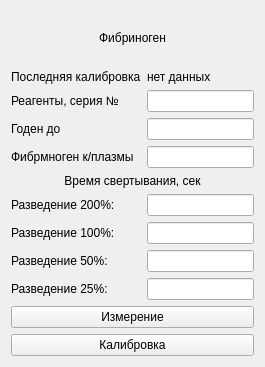
The window that choisedialog/ko3.ui (krang4d/Agrekola) describes before a commit, drawn with Qt 5.
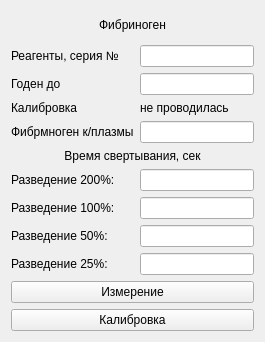
The same window after the commit.

Commit message: some chenges in the calculate of data and ui

The edit to the form file:
```diff
--- a/choisedialog/ko3.ui
+++ b/choisedialog/ko3.ui
@@ -7,7 +7,7 @@
     <x>0</x>
     <y>0</y>
     <width>265</width>
-    <height>367</height>
+    <height>342</height>
    </rect>
   </property>
   <property name="windowTitle">
@@ -29,26 +29,6 @@
    </item>
    <item>
     <layout class="QFormLayout" name="formLayout">
-     <item row="0" column="0">
-      <widget class="QLabel" name="label_54">
-       <property name="text">
-        <string>Последняя калибровка</string>
-       </property>
-      </widget>
-     </item>
-     <item row="0" column="1">
-      <widget class="QLabel" name="label_calibrationData">
-       <property name="minimumSize">
-        <size>
-         <width>40</width>
-         <height>0</height>
-        </size>
-       </property>
-       <property name="text">
-        <string>нет данных</string>
-       </property>
-      </widget>
-     </item>
      <item row="1" column="0">
       <widget class="QLabel" name="label_1">
        <property name="text">
@@ -75,20 +55,7 @@
      <item row="2" column="1">
       <widget class="QLineEdit" name="lineEdit_2"/>
      </item>
-     <item row="3" column="0">
-      <widget class="QLabel" name="label_3">
-       <property name="text">
-        <string>Фибрмноген к/плазмы</string>
-       </property>
-       <property name="buddy">
-        <cstring>lineEdit_3</cstring>
-       </property>
-      </widget>
-     </item>
-     <item row="3" column="1">
-      <widget class="QLineEdit" name="lineEdit_3"/>
-     </item>
-     <item row="5" column="0">
+     <item row="7" column="0">
       <widget class="QLabel" name="label_4">
        <property name="text">
         <string>Разведение 200%:</string>
@@ -98,10 +65,10 @@
        </property>
       </widget>
      </item>
-     <item row="5" column="1">
+     <item row="7" column="1">
       <widget class="QLineEdit" name="lineEdit_4"/>
      </item>
-     <item row="6" column="0">
+     <item row="8" column="0">
       <widget class="QLabel" name="label_5">
        <property name="text">
         <string>Разведение 100%:</string>
@@ -111,10 +78,10 @@
        </property>
       </widget>
      </item>
-     <item row="6" column="1">
+     <item row="8" column="1">
       <widget class="QLineEdit" name="lineEdit_5"/>
      </item>
-     <item row="7" column="0">
+     <item row="9" column="0">
       <widget class="QLabel" name="label_6">
        <property name="text">
         <string>Разведение 50%:</string>
@@ -124,10 +91,10 @@
        </property>
       </widget>
      </item>
-     <item row="7" column="1">
+     <item row="9" column="1">
       <widget class="QLineEdit" name="lineEdit_6"/>
      </item>
-     <item row="8" column="0">
+     <item row="10" column="0">
       <widget class="QLabel" name="label_7">
        <property name="text">
         <string>Разведение 25%:</string>
@@ -137,10 +104,10 @@
        </property>
       </widget>
      </item>
-     <item row="8" column="1">
+     <item row="10" column="1">
       <widget class="QLineEdit" name="lineEdit_7"/>
      </item>
-     <item row="4" column="0" colspan="2">
+     <item row="6" column="0" colspan="2">
       <widget class="QLabel" name="label_8">
        <property name="text">
         <string>Время свертывания, сек</string>
@@ -150,6 +117,39 @@
        </property>
       </widget>
      </item>
+     <item row="4" column="0">
+      <widget class="QLabel" name="label_54">
+       <property name="text">
+        <string>Калибровка</string>
+       </property>
+      </widget>
+     </item>
+     <item row="4" column="1">
+      <widget class="QLabel" name="label_calibrationData">
+       <property name="minimumSize">
+        <size>
+         <width>40</width>
+         <height>0</height>
+        </size>
+       </property>
+       <property name="text">
+        <string>не проводилась</string>
+       </property>
+      </widget>
+     </item>
+     <item row="5" column="0">
+      <widget class="QLabel" name="label_3">
+       <property name="text">
+        <string>Фибрмноген к/плазмы</string>
+       </property>
+       <property name="buddy">
+        <cstring>lineEdit_3</cstring>
+       </property>
+      </widget>
+     </item>
+     <item row="5" column="1">
+      <widget class="QLineEdit" name="lineEdit_3"/>
+     </item>
     </layout>
    </item>
    <item>
```
The commit also changes 9 other files.
